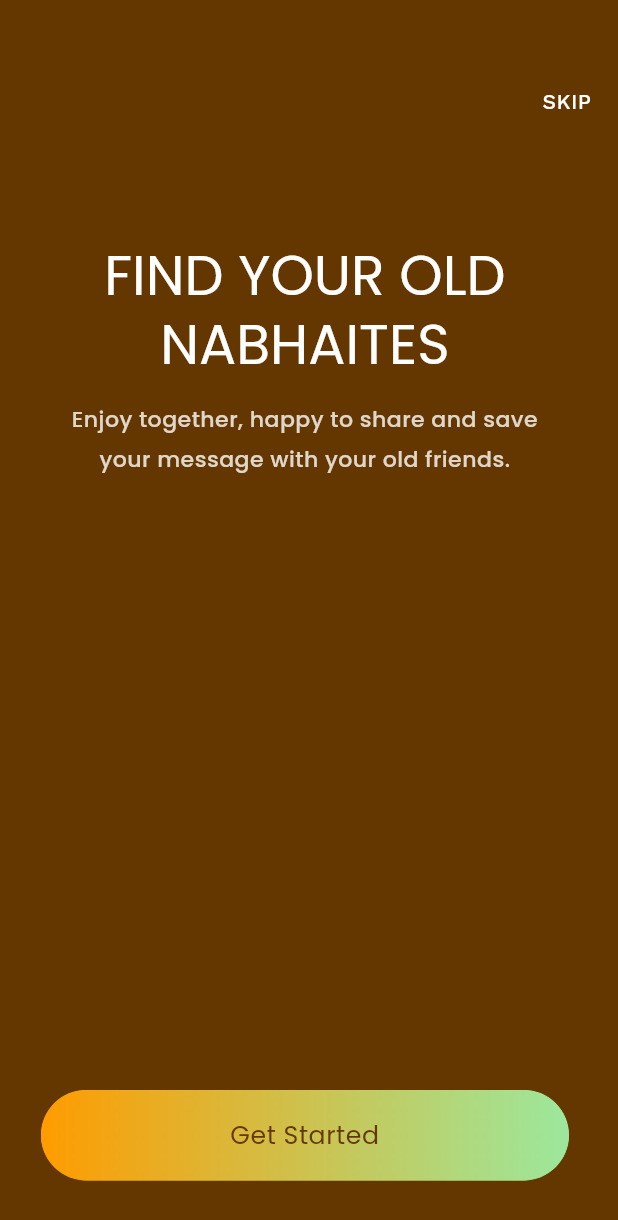
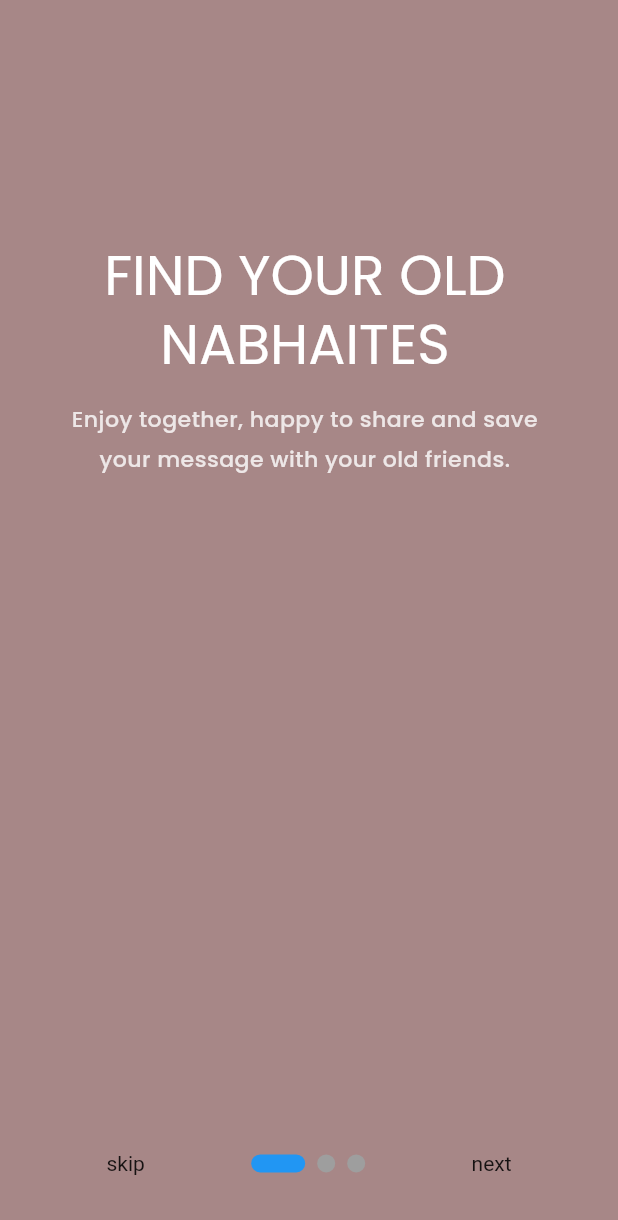
Before and after one commit to Amit12singh/socialApp, a Flutter app: the screen it shows after launch, on a phone screen of 412 x 824 dp. Shown: the top 1220 px of the screen. Run offline on Flutter 3.47's test engine with Material 2 defaults, Android fonts, the phone set to English and light mode, and no system bars; drawn by our look-alikes of smooth_page_indicator; our stand-ins replace flutter_chat_types, flutter_chat_ui, flutter_secure_storage, google_fonts, graphql, graphql_flutter and 5 more; missing offline and left inert: country_flags; accounts and stored records are empty.

Commit message:
change at splas/onboarding/login

```diff
--- /dev/null
+++ b/lib/IntroPages/Intro_Page_1.dart
@@ -0,0 +1,72 @@
+import 'package:flutter/material.dart';
+
+class IntroPage1 extends StatelessWidget {
+  const IntroPage1({super.key});
+
+  @override
+  Widget build(BuildContext context) {
+    double baseWidth = 380;
+    double fem = MediaQuery.of(context).size.width / baseWidth;
+    double ffem = fem * 0.97;
+
+    return Scaffold(
+      backgroundColor: Color.fromARGB(255, 167, 135, 135),
+      body: Container(
+        child: Stack(
+          children: [
+            Positioned(
+              left: 39.5 * fem,
+              top: 150 * fem,
+              child: Container(
+                width: 296 * fem,
+                height: 152 * fem,
+                child: Column(
+                  crossAxisAlignment: CrossAxisAlignment.center,
+                  children: [
+                    Container(
+                      margin: EdgeInsets.fromLTRB(
+                          0 * fem, 0 * fem, 0 * fem, 10 * fem),
+                      constraints: BoxConstraints(
+                        maxWidth: 255 * fem,
+                      ),
+                      child: Text(
+                        'FIND YOUR OLD\nNABHAITES ',
+                        textAlign: TextAlign.center,
+                        style: TextStyle(
+                          fontFamily: 'Poppins',
+                          fontSize: 35 * ffem,
+                          fontWeight: FontWeight.w400,
+                          height: 1.2857142857 * ffem / fem,
+                          color: const Color(0xffffffff),
+                          decoration: TextDecoration.none,
+                        ),
+                      ),
+                    ),
+                    Container(
+                      constraints: BoxConstraints(
+                        maxWidth: 296 * fem,
+                      ),
+                      child: Text(
+                        'Enjoy together, happy to share and save your message with your old friends.',
+                        textAlign: TextAlign.center,
+                        style: TextStyle(
+                          fontFamily: 'Poppins',
+                          fontSize: 14 * ffem,
+                          fontWeight: FontWeight.w500,
+                          height: 1.8571428571 * ffem / fem,
+                          letterSpacing: 0.28 * fem,
+                          color: const Color(0xccffffff),
+                          decoration: TextDecoration.none,
+                        ),
+                      ),
+                    ),
+                  ],
+                ),
+              ),
+            ),
+          ],
+        ),
+      ),
+    );
+  }
+}
--- a/lib/page-1/onboarding.dart
+++ b/lib/page-1/onboarding.dart
@@ -1,15 +1,22 @@
 import 'package:flutter/material.dart';
+import 'package:myapp/IntroPages/Intro_Page_1.dart';
+import 'package:myapp/IntroPages/Intro_Page_2.dart';
+import 'package:myapp/IntroPages/Intro_Page_3.dart';
 import 'package:myapp/page-1/login.dart';
 import 'package:page_transition/page_transition.dart';
+import 'package:smooth_page_indicator/smooth_page_indicator.dart';
 
-class Onboarding extends StatefulWidget {
+class onboardingScreen extends StatefulWidget {
+  const onboardingScreen({super.key});
+
   @override
-  _OnboardingState createState() => _OnboardingState();
+  State<onboardingScreen> createState() => _onboardingScreenState();
 }
 
-class _OnboardingState extends State<Onboarding> {
+class _onboardingScreenState extends State<onboardingScreen> {
+  PageController _controller = PageController();
   bool _loading = false;
-
+  bool onLastPage = false;
   void navigateToLoginScreen() async {
     setState(() {
       _loading = true;
@@ -29,26 +36,46 @@ class _OnboardingState extends State<Onboarding> {
 
   @override
   Widget build(BuildContext context) {
-    double baseWidth = 380;
-    double fem = MediaQuery.of(context).size.width / baseWidth;
-    double ffem = fem * 0.97;
     return Scaffold(
-      appBar: null,
-      backgroundColor: Color(0xff643600),
-      resizeToAvoidBottomInset: false,
-      body: Container(
-        width: double.infinity,
-        height: double.infinity,
-        padding: EdgeInsets.zero,
-        margin: EdgeInsets.zero,
-        decoration: BoxDecoration(),
-        child: Stack(
+      body: Stack(
         children: [
-            Positioned(
-              left: 25 * fem,
-              top: 670 * fem,
-              child: TextButton(
-                onPressed: () {
+          PageView(
+            controller: _controller,
+            onPageChanged: (index) {
+              setState(() {
+                onLastPage = (index == 2);
+              });
+            },
+            children: const [
+              IntroPage1(),
+              IntroPage2(),
+              IntroPage3(),
+            ],
+          ),
+          Container(
+            alignment: const Alignment(0, 0.9),
+            child: Row(
+              mainAxisAlignment: MainAxisAlignment.spaceEvenly,
+              children: [
+                GestureDetector(
+                    onTap: () {
+                      _controller.jumpToPage(2);
+                    },
+                    child: const Text('skip')),
+                SmoothPageIndicator(
+                  controller: _controller,
+                  count: 3,
+                  effect: const ExpandingDotsEffect(
+                    activeDotColor: Colors.blue,
+                    dotColor: Colors.grey,
+                    dotHeight: 12,
+                    dotWidth: 12,
+                    spacing: 8,
+                  ),
+                ),
+                onLastPage
+                    ? GestureDetector(
+                        onTap: () {
                           Navigator.of(context).pushReplacement(
                             PageTransition(
                               type: PageTransitionType.scale,
@@ -57,114 +84,18 @@ class _OnboardingState extends State<Onboarding> {
                             ),
                           );
                         },
-                style: TextButton.styleFrom(
-                  padding: EdgeInsets.zero,
-                ),
-                child: Container(
-                  width: 325 * fem,
-                  height: 56 * fem,
-                  decoration: BoxDecoration(
-                    borderRadius: BorderRadius.circular(45 * fem),
-                    image: const DecorationImage(
-                      fit: BoxFit.cover,
-                      image: AssetImage(
-                        'assets/page-1/images/rectangle-1.png',
-                      ),
-                    ),
-                  ),
-                  child: Center(
-                    child: Text(
-                      'Get Started',
-                      textAlign: TextAlign.center,
-                      style: TextStyle(
-                        fontFamily: 'Poppins',
-                        fontSize: 16 * ffem,
-                        fontWeight: FontWeight.w400,
-                        height: 1.5 * ffem / fem,
-                        letterSpacing: 0.32 * fem,
-                        color: const Color(0xff643600),
-                      ),
-                    ),
-                  ),
-                ),
-              ),
-            ),
-            Positioned(
-              left: 319 * fem,
-              top: 40 * fem,
-              child: Align(
-                child: TextButton(
-                  onPressed: () {
-                    Navigator.of(context).pushReplacement(
-                      PageTransition(
-                        type: PageTransitionType.scale,
-                        alignment: Alignment.bottomCenter,
-                        child: LoginScreen(),
-                      ),
+                        child: const Text('done'),
+                      )
+                    : GestureDetector(
+                        onTap: () {
+                          _controller.nextPage(
+                            duration: const Duration(milliseconds: 500),
+                            curve: Curves.easeIn,
                           );
                         },
-                  child: Text(
-                    'SKIP',
-                    style: TextStyle(
-                      fontFamily: 'Work Sans',
-                      fontSize: 14,
-                      fontWeight: FontWeight.w500,
-                      letterSpacing: 0.28 * fem,
-                      color: const Color(0xffffffff),
-                      decoration: TextDecoration.none,
-                    ),
-                  ),
-                ),
-              ),
-            ),
-            Positioned(
-              left: 39.5 * fem,
-              top: 150 * fem,
-              child: Container(
-                width: 296 * fem,
-                height: 152 * fem,
-                child: Column(
-                  crossAxisAlignment: CrossAxisAlignment.center,
-                  children: [
-                    Container(
-                      margin: EdgeInsets.fromLTRB(
-                          0 * fem, 0 * fem, 0 * fem, 10 * fem),
-                      constraints: BoxConstraints(
-                        maxWidth: 255 * fem,
-                      ),
-                      child: Text(
-                        'FIND YOUR OLD\nNABHAITES ',
-                        textAlign: TextAlign.center,
-                        style: TextStyle(
-                          fontFamily: 'Poppins',
-                          fontSize: 35 * ffem,
-                          fontWeight: FontWeight.w400,
-                          height: 1.2857142857 * ffem / fem,
-                          color: const Color(0xffffffff),
-                          decoration: TextDecoration.none,
-                        ),
-                      ),
-                    ),
-                    Container(
-                      constraints: BoxConstraints(
-                        maxWidth: 296 * fem,
-                      ),
-                      child: Text(
-                        'Enjoy together, happy to share and save your message with your old friends.',
-                        textAlign: TextAlign.center,
-                        style: TextStyle(
-                          fontFamily: 'Poppins',
-                          fontSize: 14 * ffem,
-                          fontWeight: FontWeight.w500,
-                          height: 1.8571428571 * ffem / fem,
-                          letterSpacing: 0.28 * fem,
-                          color: const Color(0xccffffff),
-                          decoration: TextDecoration.none,
-                        ),
-                      ),
+                        child: const Text('next'),
                       ),
               ],
-                ),
             ),
           ),
           if (_loading)
@@ -173,11 +104,6 @@ class _OnboardingState extends State<Onboarding> {
             ),
         ],
       ),
-      ),
-      // floatingActionButton: FloatingActionButton(
-      //   onPressed: navigateToLoginScreen,
-      //   child: Icon(Icons.login),
-      // ),
     );
   }
 }
--- a/pubspec.yaml
+++ b/pubspec.yaml
@@ -50,6 +50,7 @@ dependencies:
   page_transition: ^2.1.0
   comment_box: ^0.0.18
   timeago: ^3.6.0
+  smooth_page_indicator: ^1.1.0
 
 dev_dependencies:
   flutter_test:
```
Also changed, not shown: lib/IntroPages/Intro_Page_2.dart (added, +15 -0 lines), lib/IntroPages/Intro_Page_3.dart (added, +15 -0 lines), lib/page-1/login.dart (+25 -13 lines), lib/page-1/splash.dart (+3 -10 lines), pubspec.lock. Lines whose indentation alone changed are shown as unchanged.
